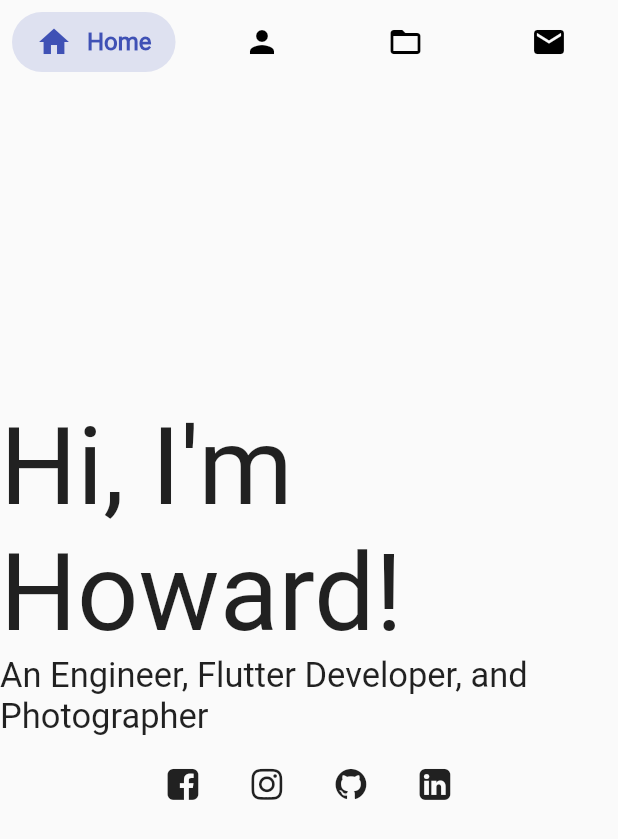
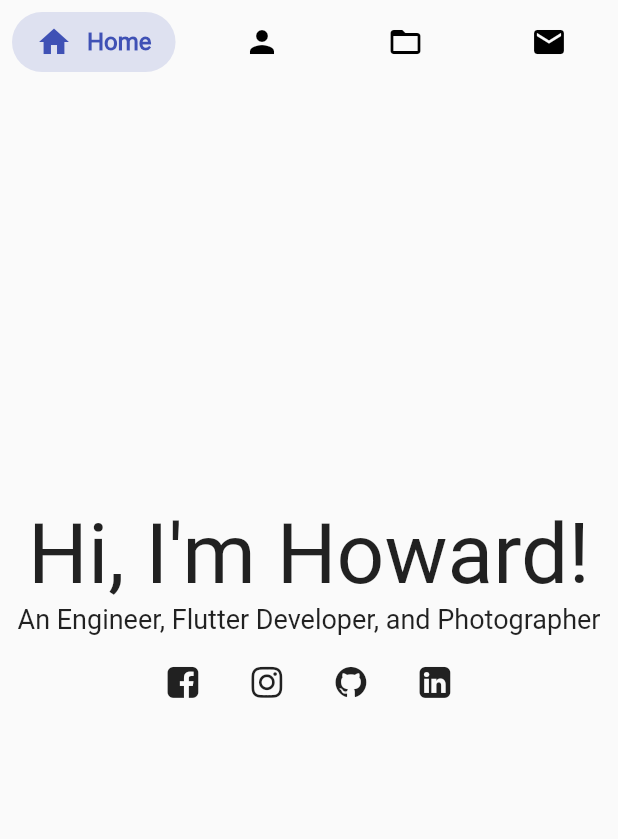
Before and after one commit to howardt12345/flutter-web-test, a Flutter app: the screen it shows after launch, on a phone screen of 412 x 824 dp. Shown: the top 839 px of the screen. Run offline on Flutter 3.47's test engine with Material 2 defaults, Android fonts, the phone set to English and light mode, and no system bars; missing offline and left inert: dart:html.

Commit message:
Tweaked font size

```diff
--- a/lib/ui/pages/home.dart
+++ b/lib/ui/pages/home.dart
@@ -9,6 +9,10 @@ class HomePage extends StatefulWidget {
 
 class _HomePageState extends State<HomePage> with SingleTickerProviderStateMixin {
   AnimationController _controller;
+
+  bool _portrait = false;
+
+  double _screenSize = 0;
 
   @override
   void initState() {
@@ -24,6 +28,9 @@ class _HomePageState extends State<HomePage> with SingleTickerProviderStateMixin
 
   @override
   Widget build(BuildContext context) {
+    return OrientationBuilder(
+      builder: (context, orientation) {
+        _portrait = (orientation == Orientation.portrait || _screenSize <= 600);
         return Container(
           child: Center(
             child: Column(
@@ -33,7 +40,7 @@ class _HomePageState extends State<HomePage> with SingleTickerProviderStateMixin
                   text: TextSpan(
                     text: "Hi, I'm Howard!",
                     style: Theme.of(context).textTheme.title.copyWith(
-                    fontSize: 72
+                      fontSize: 56
                     ),
                   ),
                 ),
@@ -41,7 +48,7 @@ class _HomePageState extends State<HomePage> with SingleTickerProviderStateMixin
                   text: TextSpan(
                     text: "An Engineer, Flutter Developer, and Photographer",
                     style: Theme.of(context).textTheme.title.copyWith(
-                  fontSize: 23,
+                      fontSize: 18,
                       fontWeight: FontWeight.w300
                     ),
                   ),
@@ -53,25 +60,36 @@ class _HomePageState extends State<HomePage> with SingleTickerProviderStateMixin
                       icon: Icon(
                           CustomIcons.facebook_squared
                       ),
-                  onPressed: () => html.window.open("https://www.facebook.com/howardt12345", "Facebook"),
+                      onPressed: () =>
+                          html.window.open(
+                              "https://www.facebook.com/howardt12345",
+                              "Facebook"),
                     ),
                     IconButton(
                       icon: Icon(
                           CustomIcons.instagram
                       ),
-                  onPressed: () => html.window.open("https://www.instagram.com/howardt12345", "Instagram"),
+                      onPressed: () =>
+                          html.window.open(
+                              "https://www.instagram.com/howardt12345",
+                              "Instagram"),
                     ),
                     IconButton(
                       icon: Icon(
                           CustomIcons.github_circled
                       ),
-                  onPressed: () => html.window.open("https://www.github.com/howardt12345", "Github"),
+                      onPressed: () =>
+                          html.window.open(
+                              "https://www.github.com/howardt12345", "Github"),
                     ),
                     IconButton(
                       icon: Icon(
                           CustomIcons.linkedin_squared
                       ),
-                  onPressed: () => html.window.open("https://www.linkedin.com/in/howardt12345", "Linkedin"),
+                      onPressed: () =>
+                          html.window.open(
+                              "https://www.linkedin.com/in/howardt12345",
+                              "Linkedin"),
                     ),
                   ],
                 )
@@ -79,5 +97,7 @@ class _HomePageState extends State<HomePage> with SingleTickerProviderStateMixin
             ),
           ),
         );
+      },
+    );
   }
 }
```
Also changed, not shown: 2 other files. Lines whose indentation alone changed are shown as unchanged.
